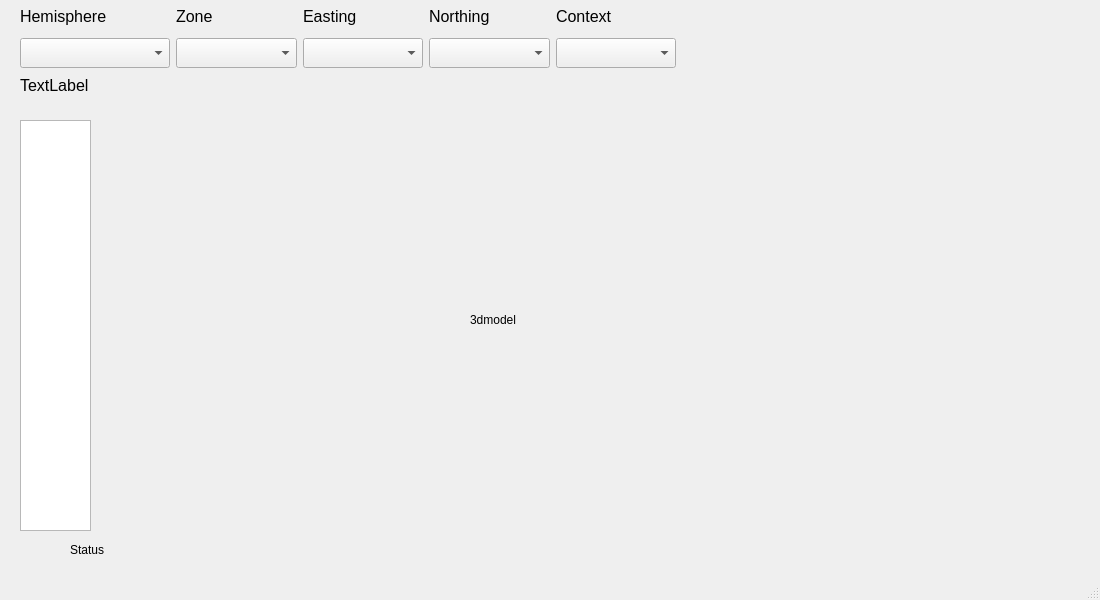
Qt form qtcreator/MainWindow.ui (ggetzie/APSAP) before a commit.
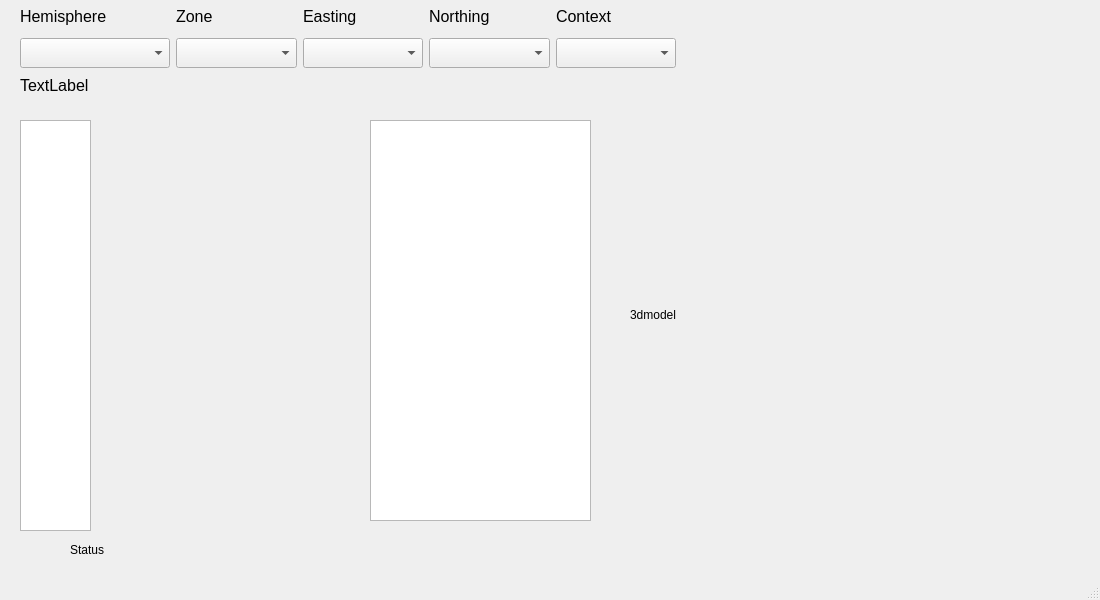
The same form after that commit. Icons and pictures are not drawn.

```diff
--- a/qtcreator/MainWindow.ui
+++ b/qtcreator/MainWindow.ui
@@ -337,16 +337,26 @@
    <widget class="QLabel" name="model">
     <property name="geometry">
      <rect>
-      <x>470</x>
+      <x>630</x>
       <y>120</y>
-      <width>550</width>
-      <height>400</height>
+      <width>430</width>
+      <height>390</height>
      </rect>
     </property>
     <property name="text">
      <string>3dmodel</string>
     </property>
    </widget>
+   <widget class="QTreeView" name="modelList">
+    <property name="geometry">
+     <rect>
+      <x>370</x>
+      <y>120</y>
+      <width>221</width>
+      <height>401</height>
+     </rect>
+    </property>
+   </widget>
   </widget>
   <widget class="QMenuBar" name="menubar">
    <property name="geometry">
```
